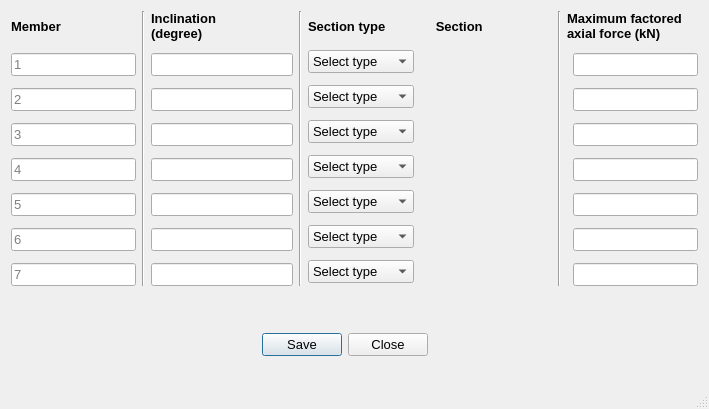
Old version of the form Connections/Truss/ui_selection.ui in the repository GreatDevelopers/osdag-core.
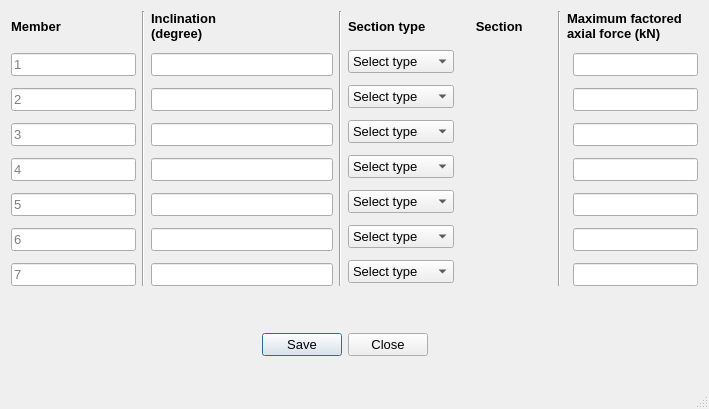
New version of the form. Icons and pictures are not drawn.

Commit message: Feat: add label to section

What changed in the file:
```diff
--- a/Connections/Truss/ui_selection.ui
+++ b/Connections/Truss/ui_selection.ui
@@ -52,6 +52,19 @@
        </property>
       </widget>
      </item>
+     <item>
+      <spacer name="horizontalSpacer_3">
+       <property name="orientation">
+        <enum>Qt::Horizontal</enum>
+       </property>
+       <property name="sizeHint" stdset="0">
+        <size>
+         <width>40</width>
+         <height>20</height>
+        </size>
+       </property>
+      </spacer>
+     </item>
     </layout>
    </item>
    <item row="4" column="10">
```
The commit also changes 2 other files.
